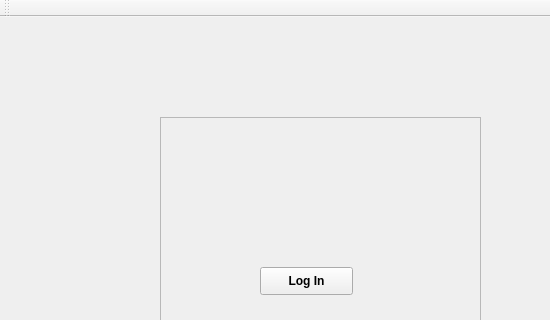
The window that TicTacToe/maintictactoe.ui (Amatarasu/A-Team) describes before a commit, drawn with Qt 5; both pictures show x 0 to 550 and y 0 to 320 of the 658 by 507 pixel window.
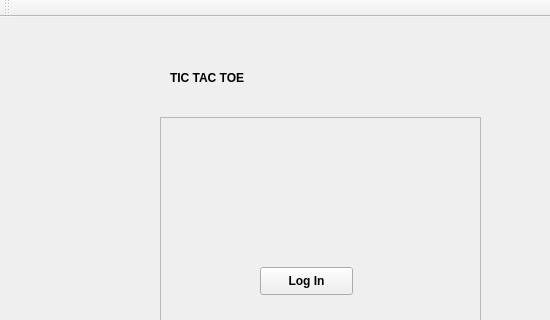
The same window after the commit.

Patch:
```diff
--- a/TicTacToe/maintictactoe.ui
+++ b/TicTacToe/maintictactoe.ui
@@ -128,6 +128,25 @@
      <string>Sign up</string>
     </property>
    </widget>
+   <widget class="QLabel" name="GAMETITLE">
+    <property name="geometry">
+     <rect>
+      <x>170</x>
+      <y>40</y>
+      <width>281</width>
+      <height>41</height>
+     </rect>
+    </property>
+    <property name="font">
+     <font>
+      <weight>75</weight>
+      <bold>true</bold>
+     </font>
+    </property>
+    <property name="text">
+     <string>TIC TAC TOE</string>
+    </property>
+   </widget>
   </widget>
   <widget class="QMenuBar" name="menuBar">
    <property name="geometry">
```
